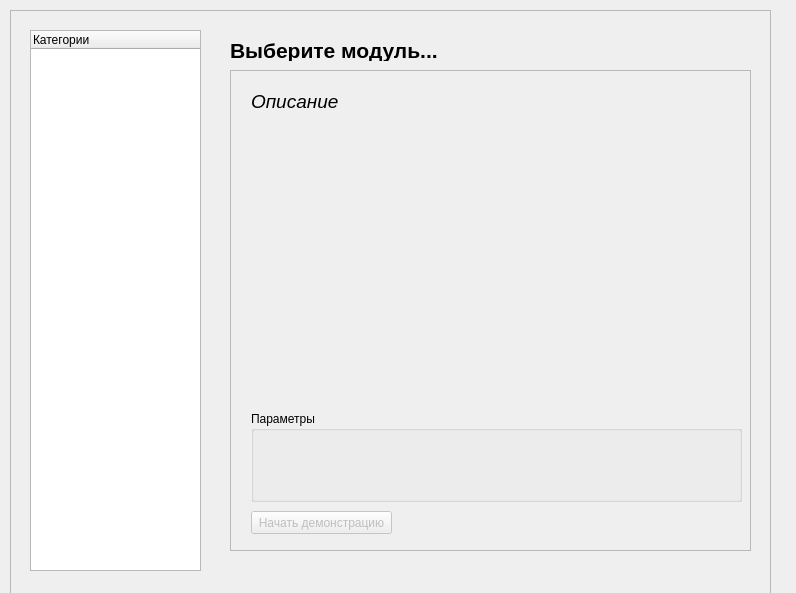
The window that ui/frameMenu.ui (yorsenai/AIDemonstrationStand) describes before a commit, drawn with Qt 5.
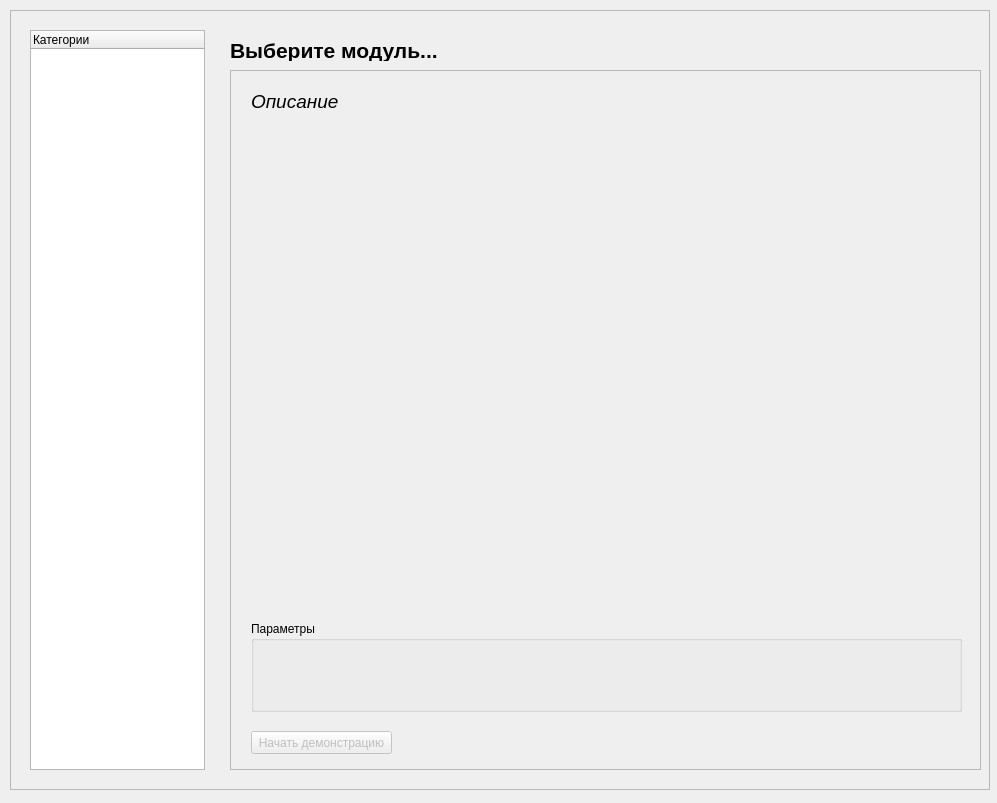
The same window after the commit.

Commit message: Изменение размера

Patch:
```diff
--- a/ui/frameMenu.ui
+++ b/ui/frameMenu.ui
@@ -6,8 +6,8 @@
    <rect>
     <x>0</x>
     <y>0</y>
-    <width>796</width>
-    <height>593</height>
+    <width>997</width>
+    <height>803</height>
    </rect>
   </property>
   <property name="windowTitle">
@@ -18,8 +18,8 @@
     <rect>
      <x>10</x>
      <y>10</y>
-     <width>761</width>
-     <height>611</height>
+     <width>980</width>
+     <height>780</height>
     </rect>
    </property>
    <property name="frameShape">
@@ -33,8 +33,8 @@
      <rect>
       <x>20</x>
       <y>20</y>
-      <width>171</width>
-      <height>541</height>
+      <width>175</width>
+      <height>740</height>
      </rect>
     </property>
     <column>
@@ -80,8 +80,8 @@
      <rect>
       <x>220</x>
       <y>60</y>
-      <width>521</width>
-      <height>481</height>
+      <width>751</width>
+      <height>700</height>
      </rect>
     </property>
     <property name="widgetResizable">
@@ -92,8 +92,8 @@
       <rect>
        <x>0</x>
        <y>0</y>
-       <width>519</width>
-       <height>479</height>
+       <width>749</width>
+       <height>698</height>
       </rect>
      </property>
      <widget class="QLabel" name="labelConstDescription">
@@ -155,7 +155,7 @@
       <property name="geometry">
        <rect>
         <x>20</x>
-        <y>440</y>
+        <y>660</y>
         <width>141</width>
         <height>23</height>
        </rect>
@@ -168,8 +168,8 @@
       <property name="geometry">
        <rect>
         <x>20</x>
-        <y>340</y>
-        <width>491</width>
+        <y>550</y>
+        <width>711</width>
         <height>91</height>
        </rect>
       </property>
```
